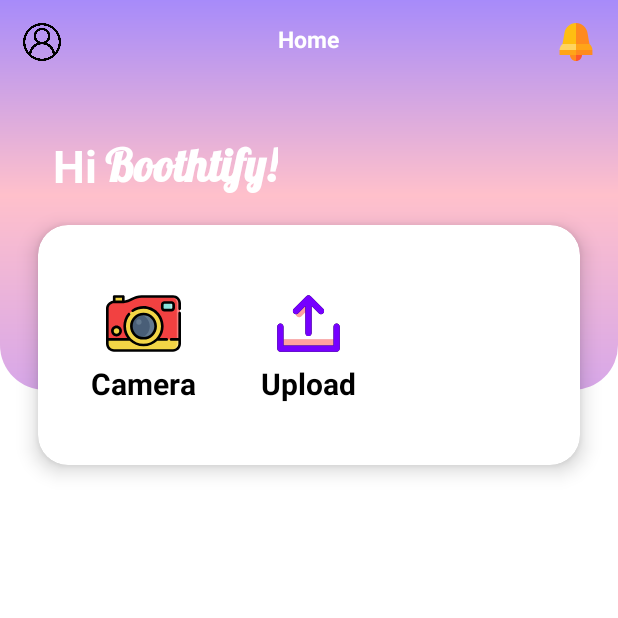
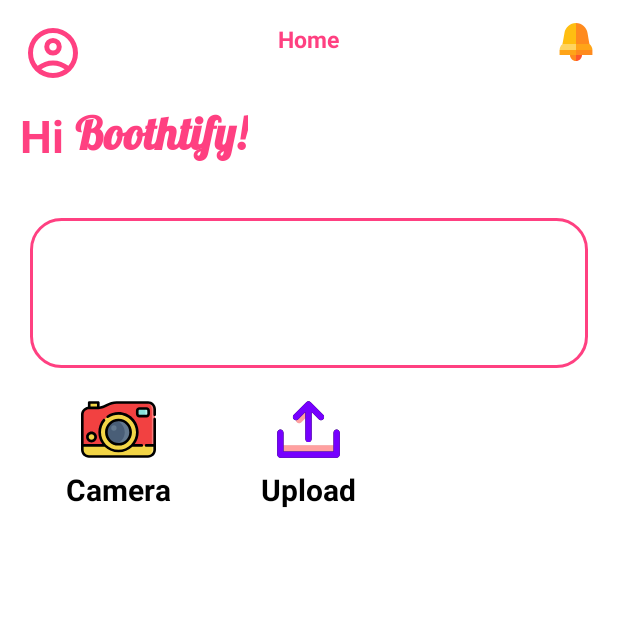
Before and after one commit to Rakhasptro/BelajarAndroidStudio, an Android app: the screen it shows after launch once a user with an empty profile is signed in (MainActivity), on a phone screen of 412 x 824 dp, the top half of it. Run offline under Robolectric (Android 15) with nearby library versions, the phone set to English and light mode, and no system bars; our stand-ins replace Firebase (no records; nobody signed in at launch, a user with empty details on screens opened directly).

Commit message:
page main

```diff
--- a/app/build.gradle.kts
+++ b/app/build.gradle.kts
@@ -52,4 +52,6 @@ dependencies {
     testImplementation(libs.junit)
     androidTestImplementation(libs.androidx.junit)
     androidTestImplementation(libs.androidx.espresso.core)
+    implementation(libs.glide)
+    annotationProcessor(libs.glide.compiler)
 }
--- /dev/null
+++ b/app/src/main/res/drawable/card_border_background.xml
@@ -0,0 +1,9 @@
+<?xml version="1.0" encoding="utf-8"?>
+<shape xmlns:android="http://schemas.android.com/apk/res/android"
+    android:shape="rectangle">
+    <corners android:radius="20dp" />
+    <solid android:color="@android:color/white" />
+    <stroke
+        android:width="2dp"
+        android:color="@color/pink" />
+</shape>
--- /dev/null
+++ b/app/src/main/res/drawable/ic_profile_placeholder.xml
@@ -0,0 +1,5 @@
+<vector xmlns:android="http://schemas.android.com/apk/res/android" android:height="24dp" android:tint="#FF4081" android:viewportHeight="960" android:viewportWidth="960" android:width="24dp">
+
+    <path android:fillColor="@android:color/white" android:pathData="M234,684Q285,645 348,622.5Q411,600 480,600Q549,600 612,622.5Q675,645 726,684Q761,643 780.5,591Q800,539 800,480Q800,347 706.5,253.5Q613,160 480,160Q347,160 253.5,253.5Q160,347 160,480Q160,539 179.5,591Q199,643 234,684ZM480,520Q421,520 380.5,479.5Q340,439 340,380Q340,321 380.5,280.5Q421,240 480,240Q539,240 579.5,280.5Q620,321 620,380Q620,439 579.5,479.5Q539,520 480,520ZM480,880Q397,880 324,848.5Q251,817 197,763Q143,709 111.5,636Q80,563 80,480Q80,397 111.5,324Q143,251 197,197Q251,143 324,111.5Q397,80 480,80Q563,80 636,111.5Q709,143 763,197Q817,251 848.5,324Q880,397 880,480Q880,563 848.5,636Q817,709 763,763Q709,817 636,848.5Q563,880 480,880ZM480,800Q533,800 580,784.5Q627,769 666,740Q627,711 580,695.5Q533,680 480,680Q427,680 380,695.5Q333,711 294,740Q333,769 380,784.5Q427,800 480,800ZM480,440Q506,440 523,423Q540,406 540,380Q540,354 523,337Q506,320 480,320Q454,320 437,337Q420,354 420,380Q420,406 437,423Q454,440 480,440ZM480,380Q480,380 480,380Q480,380 480,380Q480,380 480,380Q480,380 480,380Q480,380 480,380Q480,380 480,380Q480,380 480,380Q480,380 480,380ZM480,740Q480,740 480,740Q480,740 480,740Q480,740 480,740Q480,740 480,740Q480,740 480,740Q480,740 480,740Q480,740 480,740Q480,740 480,740Z"/>
+
+</vector>
--- a/app/src/main/res/drawable/oval_container.xml
+++ /dev/null
@@ -1,12 +0,0 @@
-<?xml version="1.0" encoding="utf-8"?>
-    <shape xmlns:android="http://schemas.android.com/apk/res/android">
-        <corners
-            android:bottomLeftRadius="30dp"
-            android:bottomRightRadius="30dp" />
-    <gradient
-        android:type="linear"
-        android:angle="90"
-        android:startColor="@color/gradient_top_light_purple"
-        android:centerColor="@color/gradient_mid_pink"
-        android:endColor="@color/gradient_bottom_deep_purple"/>
-    </shape>
--- a/app/src/main/res/layout/activity_main.xml
+++ b/app/src/main/res/layout/activity_main.xml
@@ -8,23 +8,14 @@
     android:background="@color/white"
     tools:context=".MainActivity">
 
-    <View
-        android:id="@+id/top_background"
-        android:layout_width="0dp"
-        android:layout_height="260dp"
-        android:background="@drawable/oval_container"
-        app:layout_constraintEnd_toEndOf="parent"
-        app:layout_constraintStart_toStartOf="parent"
-        app:layout_constraintTop_toTopOf="parent" />
-
     <TextView
         android:id="@+id/title"
         android:layout_width="wrap_content"
         android:layout_height="wrap_content"
-        android:layout_marginStart="35dp"
-        android:layout_marginTop="90dp"
+        android:layout_marginStart="13dp"
+        android:layout_marginTop="70dp"
         android:text="@string/welcome_title"
-        android:textColor="@color/white"
+        android:textColor="@color/pink"
         android:textSize="30sp"
         android:textStyle="bold"
         app:layout_constraintStart_toStartOf="parent"
@@ -34,11 +25,11 @@
         android:id="@+id/title_user"
         android:layout_width="wrap_content"
         android:layout_height="wrap_content"
-        android:layout_marginStart="70dp"
-        android:layout_marginTop="91dp"
+        android:layout_marginStart="50dp"
+        android:layout_marginTop="70dp"
         android:fontFamily="@font/lobster_regular"
         android:text="@string/title_user"
-        android:textColor="@color/white"
+        android:textColor="@color/pink"
         android:textSize="30sp"
         android:textStyle="bold"
         app:layout_constraintStart_toStartOf="parent"
@@ -64,13 +55,25 @@
             android:gravity="start"
             android:orientation="vertical">
 
+            <com.google.android.material.card.MaterialCardView
+                android:id="@+id/card_profile_image"
+                android:layout_width="40dp"
+                android:layout_height="40dp"
+                app:cardCornerRadius="20dp"
+                app:cardElevation="0dp"
+                app:strokeWidth="1dp"
+                app:strokeColor="@color/white"
+                app:layout_constraintStart_toStartOf="parent"
+                app:layout_constraintTop_toTopOf="parent">
+
                 <ImageView
                     android:id="@+id/icon_profile"
-                android:layout_width="25dp"
-                android:layout_height="25dp"
-                android:background="?attr/selectableItemBackgroundBorderless"
-                android:contentDescription="@string/des_content3"
-                android:src="@drawable/ic_profile_icon" />
+                    android:layout_width="match_parent"
+                    android:layout_height="match_parent"
+                    android:scaleType="centerCrop"
+                    android:src="@drawable/ic_profile_placeholder"
+                    android:contentDescription="@string/des_content3" />
+            </com.google.android.material.card.MaterialCardView>
         </LinearLayout>
 
         <LinearLayout
@@ -83,9 +86,9 @@
             <TextView
                 android:id="@+id/page_home"
                 android:layout_width="wrap_content"
-                android:layout_height="wrap_content"
+                android:layout_height="match_parent"
                 android:text="@string/page_home"
-                android:textColor="@color/white"
+                android:textColor="@color/pink"
                 android:textSize="15sp"
                 android:textStyle="bold" />
         </LinearLayout>
@@ -107,27 +110,28 @@
         </LinearLayout>
     </LinearLayout>
 
-    <androidx.cardview.widget.CardView
+    <ImageView
         android:id="@+id/card_login"
         android:layout_width="0dp"
-        android:layout_height="160dp"
-        android:layout_marginStart="25dp"
-        android:layout_marginEnd="25dp"
-        android:layout_marginTop="150dp"
-        app:cardCornerRadius="20dp"
-        app:cardElevation="8dp"
+        android:layout_height="100dp"
+        android:layout_marginStart="20dp"
+        android:layout_marginEnd="20dp"
+        android:layout_marginTop="145dp"
+        android:background="@drawable/card_border_background"
         app:layout_constraintEnd_toEndOf="parent"
         app:layout_constraintStart_toStartOf="parent"
         app:layout_constraintTop_toTopOf="parent">
+    </ImageView>
 
     <LinearLayout
         android:layout_width="match_parent"
-            android:layout_height="match_parent"
+        android:layout_height="wrap_content"
         android:gravity="center_vertical"
         android:orientation="horizontal"
         android:padding="16dp"
         android:weightSum="3"
-            android:baselineAligned="false">
+        android:baselineAligned="false"
+        app:layout_constraintTop_toBottomOf="@id/card_login">
 
         <LinearLayout
             android:layout_width="0dp"
@@ -179,5 +183,5 @@
                 android:textStyle="bold" />
         </LinearLayout>
     </LinearLayout>
-    </androidx.cardview.widget.CardView>
+
 </androidx.constraintlayout.widget.ConstraintLayout>
--- a/app/src/main/res/values/colors.xml
+++ b/app/src/main/res/values/colors.xml
@@ -11,9 +11,11 @@
     <color name="ungu">#9441bd</color>
     <color name="transparent">#00FFFFFF</color>
     <color name="grey">#e9e9e9</color>
+    <color name="grey1">#212121</color>
     <color name="gradient_start_purple">#E1BEE7</color>
     <color name="gradient_mid_pink">#FFC0CB</color>
     <color name="gradient_end_orange">#FFDAB9</color>
     <color name="gradient_top_light_purple">#D7A7E9</color>
     <color name="gradient_bottom_deep_purple">#A78BFA</color>
+    <color name="pink">#FF4081</color>
 </resources>
--- a/gradle/libs.versions.toml
+++ b/gradle/libs.versions.toml
@@ -6,13 +6,16 @@ junit = "4.13.2"
 junitVersion = "1.3.0"
 espressoCore = "3.7.0"
 appcompat = "1.6.1"
-material = "1.10.0"
+material = "1.13.0"
 activity = "1.11.0"
 constraintlayout = "2.1.4"
 googleGmsGoogleServices = "4.4.3"
 firebaseAuth = "24.0.1"
+glide = "4.16.0"
 
 [libraries]
+glide = {group = "com.github.bumptech.glide", name = "glide", version.ref = "glide" }
+glide-compiler = {group = "com.github.bumptech.glide", name = "compiler", version.ref = "glide" }
 androidx-core-ktx = { group = "androidx.core", name = "core-ktx", version.ref = "coreKtx" }
 junit = { group = "junit", name = "junit", version.ref = "junit" }
 androidx-junit = { group = "androidx.test.ext", name = "junit", version.ref = "junitVersion" }
```
Lines whose indentation alone changed are shown as unchanged.
